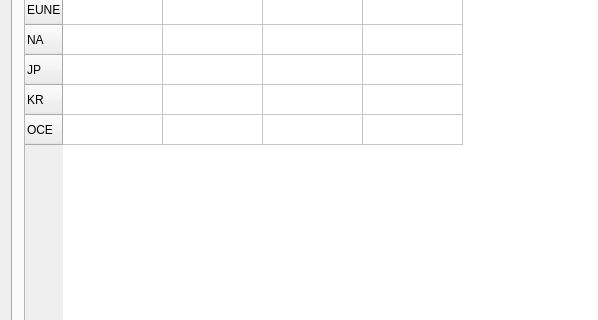
Old version of the form src/mainwindow.ui in the repository Aztorius/legendsreplay; both pictures show x 0 to 598 and y 121 to 441 of the 724 by 533 pixel window.
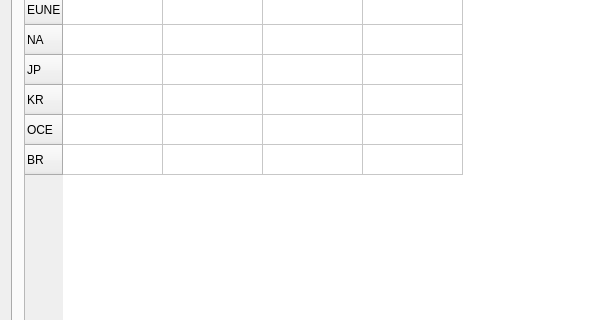
New version of the form. The open tabs and pages were chosen to show the change.

Commit message: Added Brazil region

```diff
--- a/src/mainwindow.ui
+++ b/src/mainwindow.ui
@@ -692,6 +692,11 @@
             <string>OCE</string>
            </property>
           </row>
+          <row>
+           <property name="text">
+            <string>BR</string>
+           </property>
+          </row>
           <column>
            <property name="text">
             <string>Client</string>
```
The commit also changes 2 other files.
